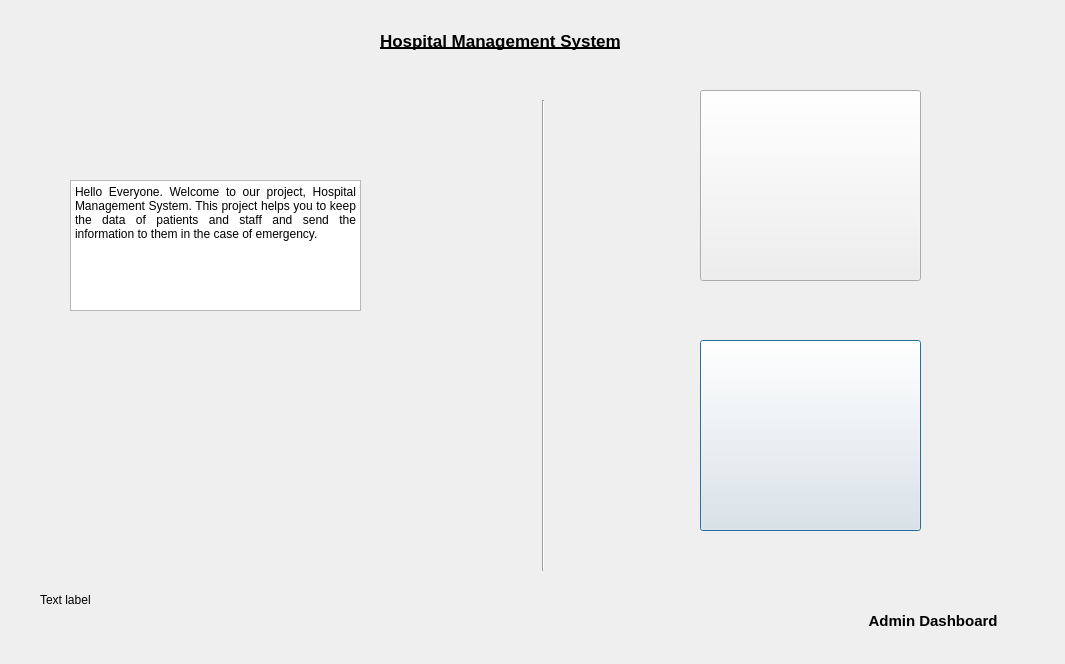
Above: Sqlite_DB/Patientsinfo.ui from AnishBharati/Qt-HMS before the change. Below: the same form after it.
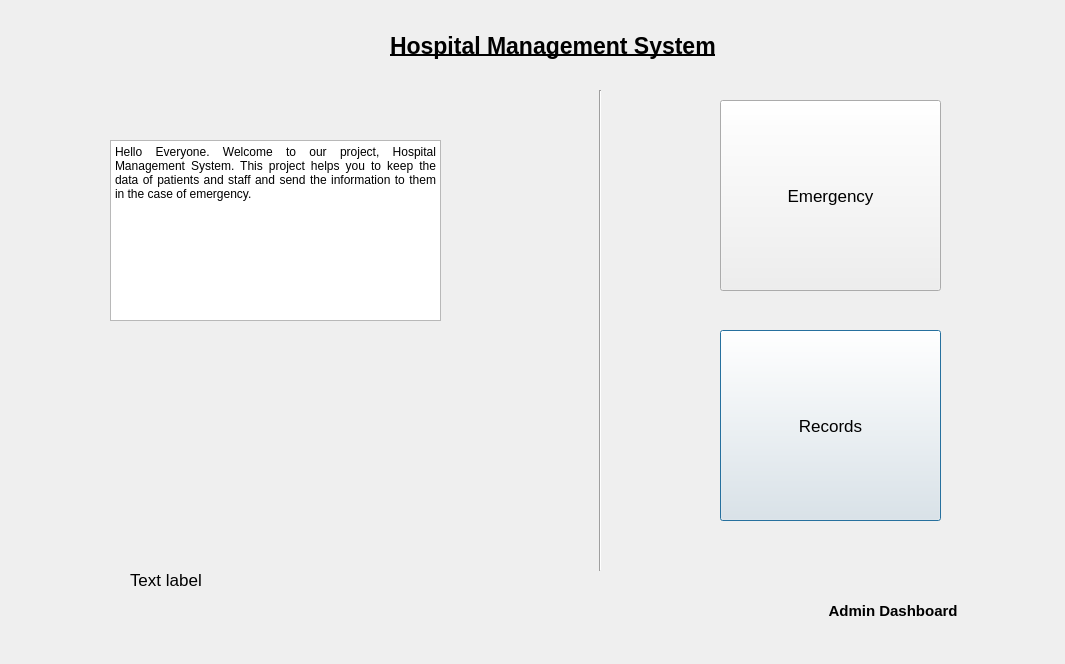
That is the form after the change. Icons and pictures are not drawn.

Patch:
```diff
--- a/Sqlite_DB/Patientsinfo.ui
+++ b/Sqlite_DB/Patientsinfo.ui
@@ -16,12 +16,17 @@
   <widget class="QLabel" name="label_sec_status">
    <property name="geometry">
     <rect>
-     <x>40</x>
-     <y>590</y>
-     <width>63</width>
+     <x>130</x>
+     <y>570</y>
+     <width>141</width>
      <height>20</height>
     </rect>
    </property>
+   <property name="font">
+    <font>
+     <pointsize>13</pointsize>
+    </font>
+   </property>
    <property name="text">
     <string>Text label</string>
    </property>
@@ -29,81 +34,57 @@
   <widget class="QPushButton" name="pushButton_2">
    <property name="geometry">
     <rect>
-     <x>700</x>
-     <y>340</y>
+     <x>720</x>
+     <y>330</y>
      <width>221</width>
      <height>191</height>
     </rect>
    </property>
+   <property name="font">
+    <font>
+     <pointsize>13</pointsize>
+    </font>
+   </property>
    <property name="text">
-    <string/>
-   </property>
-   <property name="icon">
-    <iconset>
-     <normaloff>../../../store.png</normaloff>
-     <selectedoff>../../../../Documents/store.png</selectedoff>../../../store.png</iconset>
-   </property>
-   <property name="iconSize">
-    <size>
-     <width>180</width>
-     <height>180</height>
-    </size>
+    <string>Records</string>
    </property>
   </widget>
   <widget class="QPushButton" name="pushButton_3">
    <property name="geometry">
     <rect>
-     <x>700</x>
-     <y>90</y>
+     <x>720</x>
+     <y>100</y>
      <width>221</width>
      <height>191</height>
     </rect>
    </property>
+   <property name="font">
+    <font>
+     <pointsize>13</pointsize>
+    </font>
+   </property>
    <property name="text">
-    <string/>
-   </property>
-   <property name="icon">
-    <iconset>
-     <normaloff>../../../../Documents/emergency.png</normaloff>
-     <selectedoff>../../../../Documents/emergency.png</selectedoff>../../../../Documents/emergency.png</iconset>
+    <string>Emergency</string>
    </property>
    <property name="iconSize">
     <size>
-     <width>180</width>
-     <height>180</height>
+     <width>221</width>
+     <height>191</height>
     </size>
    </property>
-   <property name="shortcut">
-    <string notr="true"/>
-   </property>
-   <property name="checkable">
-    <bool>true</bool>
-   </property>
-   <property name="autoRepeat">
-    <bool>true</bool>
-   </property>
-   <property name="autoExclusive">
-    <bool>true</bool>
-   </property>
-   <property name="default">
-    <bool>false</bool>
-   </property>
-   <property name="flat">
-    <bool>false</bool>
-   </property>
   </widget>
   <widget class="QLabel" name="label_4">
    <property name="geometry">
     <rect>
-     <x>380</x>
+     <x>390</x>
      <y>20</y>
-     <width>341</width>
-     <height>41</height>
+     <width>411</width>
+     <height>51</height>
     </rect>
    </property>
    <property name="font">
     <font>
-     <pointsize>13</pointsize>
+     <pointsize>17</pointsize>
      <bold>true</bold>
      <underline>true</underline>
     </font>
@@ -115,10 +96,10 @@
   <widget class="Line" name="line">
    <property name="geometry">
     <rect>
-     <x>533</x>
-     <y>100</y>
+     <x>590</x>
+     <y>90</y>
      <width>20</width>
-     <height>471</height>
+     <height>481</height>
     </rect>
    </property>
    <property name="orientation">
@@ -128,26 +109,31 @@
   <widget class="QTextBrowser" name="textBrowser">
    <property name="geometry">
     <rect>
-     <x>70</x>
-     <y>180</y>
-     <width>291</width>
-     <height>131</height>
+     <x>110</x>
+     <y>140</y>
+     <width>331</width>
+     <height>181</height>
     </rect>
    </property>
+   <property name="font">
+    <font>
+     <pointsize>13</pointsize>
+    </font>
+   </property>
    <property name="html">
     <string>&lt;!DOCTYPE HTML PUBLIC &quot;-//W3C//DTD HTML 4.0//EN&quot; &quot;http://www.w3.org/TR/REC-html40/strict.dtd&quot;&gt;
 &lt;html&gt;&lt;head&gt;&lt;meta name=&quot;qrichtext&quot; content=&quot;1&quot; /&gt;&lt;meta charset=&quot;utf-8&quot; /&gt;&lt;style type=&quot;text/css&quot;&gt;
 p, li { white-space: pre-wrap; }
 hr { height: 1px; border-width: 0; }
-&lt;/style&gt;&lt;/head&gt;&lt;body style=&quot; font-family:'Segoe UI'; font-size:9pt; font-weight:400; font-style:normal;&quot;&gt;
-&lt;p align=&quot;justify&quot; style=&quot; margin-top:0px; margin-bottom:0px; margin-left:0px; margin-right:0px; -qt-block-indent:0; text-indent:0px;&quot;&gt;Hello Everyone. Welcome to our project, Hospital Management System. This project helps you to keep the data of patients and staff and send the information to them in the case of emergency. &lt;/p&gt;&lt;/body&gt;&lt;/html&gt;</string>
+&lt;/style&gt;&lt;/head&gt;&lt;body style=&quot; font-family:'Segoe UI'; font-size:13pt; font-weight:400; font-style:normal;&quot;&gt;
+&lt;p align=&quot;justify&quot; style=&quot; margin-top:0px; margin-bottom:0px; margin-left:0px; margin-right:0px; -qt-block-indent:0; text-indent:0px;&quot;&gt;&lt;span style=&quot; font-size:9pt;&quot;&gt;Hello Everyone. Welcome to our project, Hospital Management System. This project helps you to keep the data of patients and staff and send the information to them in the case of emergency. &lt;/span&gt;&lt;/p&gt;&lt;/body&gt;&lt;/html&gt;</string>
    </property>
   </widget>
   <widget class="QLabel" name="label">
    <property name="geometry">
     <rect>
-     <x>840</x>
-     <y>610</y>
+     <x>800</x>
+     <y>600</y>
      <width>201</width>
      <height>21</height>
     </rect>
```
Left out of the diff: 2 changed lines with no effect on the pictures.
